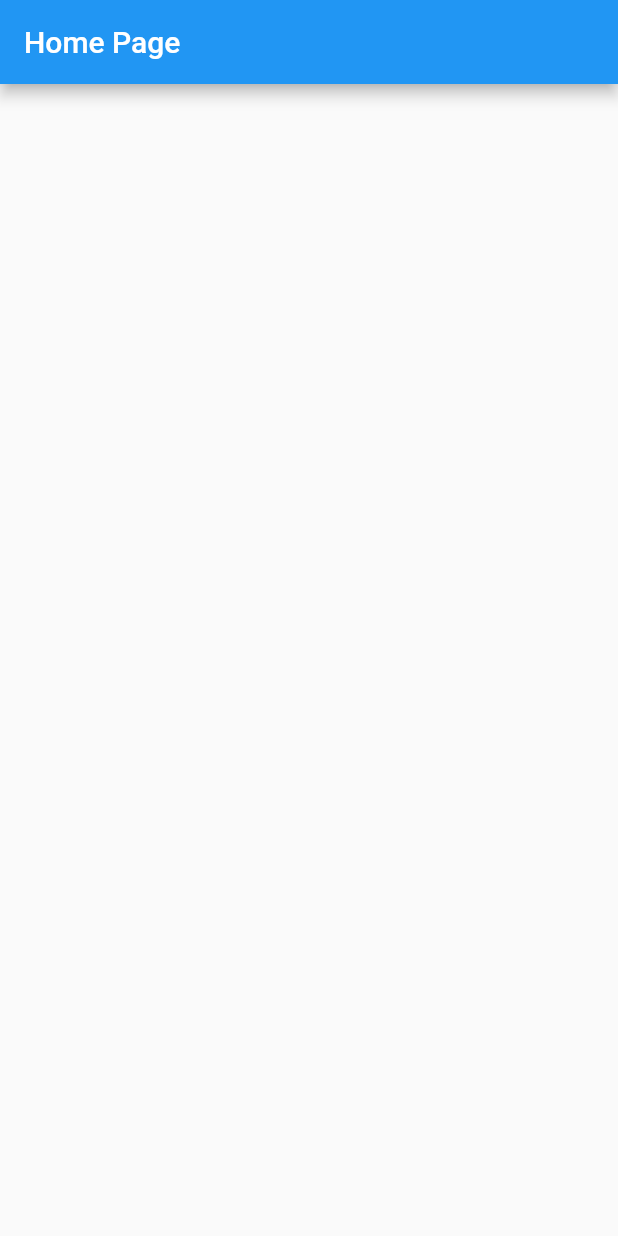
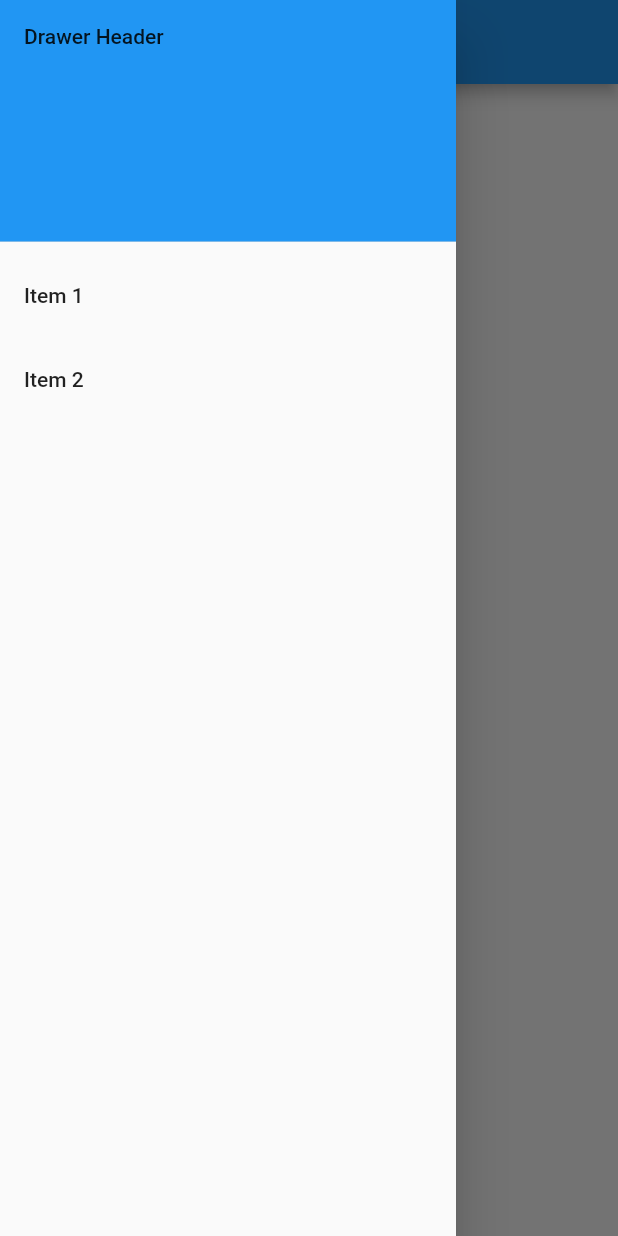
Before and after one commit to HassanButt2019/sql_table, a Flutter app: the screen it shows after launch, with the side drawer open (before the commit the screen has no drawer), on a phone screen of 412 x 824 dp. Run offline on Flutter 3.47's test engine with Material 2 defaults, Android fonts, the phone set to English and light mode, and no system bars; our stand-ins replace pdf, sqflite; accounts and stored records are empty.

```diff
--- a/lib/main.dart
+++ b/lib/main.dart
@@ -1,10 +1,13 @@
 import 'package:flutter/material.dart';
 import 'package:flutter_sqllite_table_view/app.dart';
 import 'package:flutter_sqllite_table_view/providers/database_provider.dart';
+import 'package:flutter_sqllite_table_view/providers/pdf_provider.dart';
 import 'package:provider/provider.dart';
 
 void main() {
   runApp(
-      MultiProvider(providers: [ChangeNotifierProvider(create: (context)=>DatabaseProvider())],
+      MultiProvider(providers: [
+        ChangeNotifierProvider(create: (context)=>DatabaseProvider()),
+        ChangeNotifierProvider(create: (context)=>PdfProvider())],
       child: MyApp(),));
 }
--- a/lib/pages/home_page.dart
+++ b/lib/pages/home_page.dart
@@ -13,6 +13,34 @@ class HomePage extends StatelessWidget {
     Provider.of<DatabaseProvider>(context,listen:false).readTableName();
     ScreenConfig().init(context);
     return Scaffold(
+      drawer: Drawer(
+        child: ListView(
+          // Important: Remove any padding from the ListView.
+          padding: EdgeInsets.zero,
+          children: <Widget>[
+            DrawerHeader(
+              decoration: BoxDecoration(
+                color: Colors.blue,
+              ),
+              child: Text('Drawer Header'),
+            ),
+            ListTile(
+              title: Text('Item 1'),
+              onTap: () {
+                // Update the state of the app.
+                // ...
+              },
+            ),
+            ListTile(
+              title: Text('Item 2'),
+              onTap: () {
+                // Update the state of the app.
+                // ...
+              },
+            ),
+          ],
+        ),
+      ),
       appBar: AppBar(
         title: Text("Home Page"),
       ),
--- /dev/null
+++ b/lib/providers/pdf_provider.dart
@@ -0,0 +1,6 @@
+import 'package:flutter/cupertino.dart';
+import 'package:pdf/pdf.dart';
+import 'package:pdf/widgets.dart' as pw;
+class PdfProvider extends ChangeNotifier{
+  final pdf = pw.Document();
+}
--- a/pubspec.yaml
+++ b/pubspec.yaml
@@ -31,6 +31,7 @@ dependencies:
   sqflite: ^2.0.0+3
   path_provider: ^2.0.2
   provider: ^5.0.0
+  pdf: ^3.4.2
 dev_dependencies:
   flutter_test:
     sdk: flutter
```
Also changed, not shown: lib/pages/table_detail_page.dart (+14 -3 lines), pubspec.lock.
